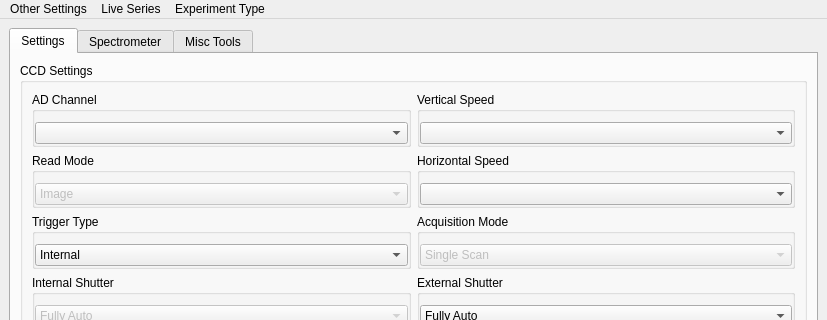
SherwinGroup/EMCCD-psychic, file UIs/mainWindow.ui: the form before one commit; both pictures show x 0 to 827 and y 0 to 320 of the 827 by 842 pixel window.
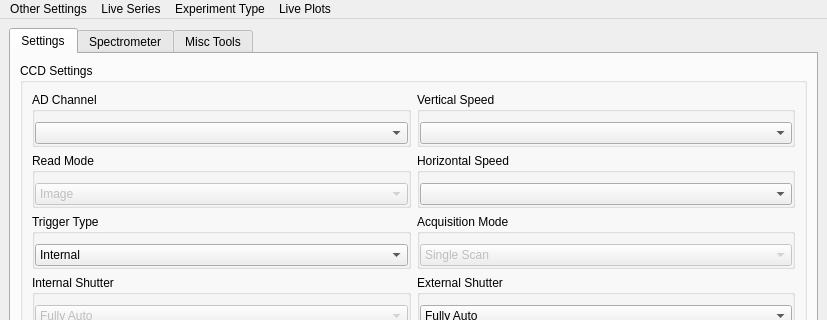
The form after the commit. Icons and pictures are not drawn. Custom widgets are drawn as their Qt base class.

What changed in the file:
```diff
--- a/UIs/mainWindow.ui
+++ b/UIs/mainWindow.ui
@@ -1167,9 +1167,17 @@
     <addaction name="fExpTypeAbs"/>
     <addaction name="fExpTypeTwo_Color_Abs"/>
    </widget>
+   <widget class="QMenu" name="menuLive_Plots">
+    <property name="title">
+     <string>Live Plots</string>
+    </property>
+    <addaction name="mLivePlotsDisableHistogramAutoscale"/>
+    <addaction name="mLivePlotsDisableRawPlots"/>
+   </widget>
    <addaction name="menuOther_Settings"/>
    <addaction name="menuLive_Series"/>
    <addaction name="menuExperiment_Type"/>
+   <addaction name="menuLive_Plots"/>
   </widget>
   <widget class="QStatusBar" name="statusbar"/>
   <action name="mFileDoCRR">
```
Left out of the diff: 16 changed lines with no effect on the pictures.
